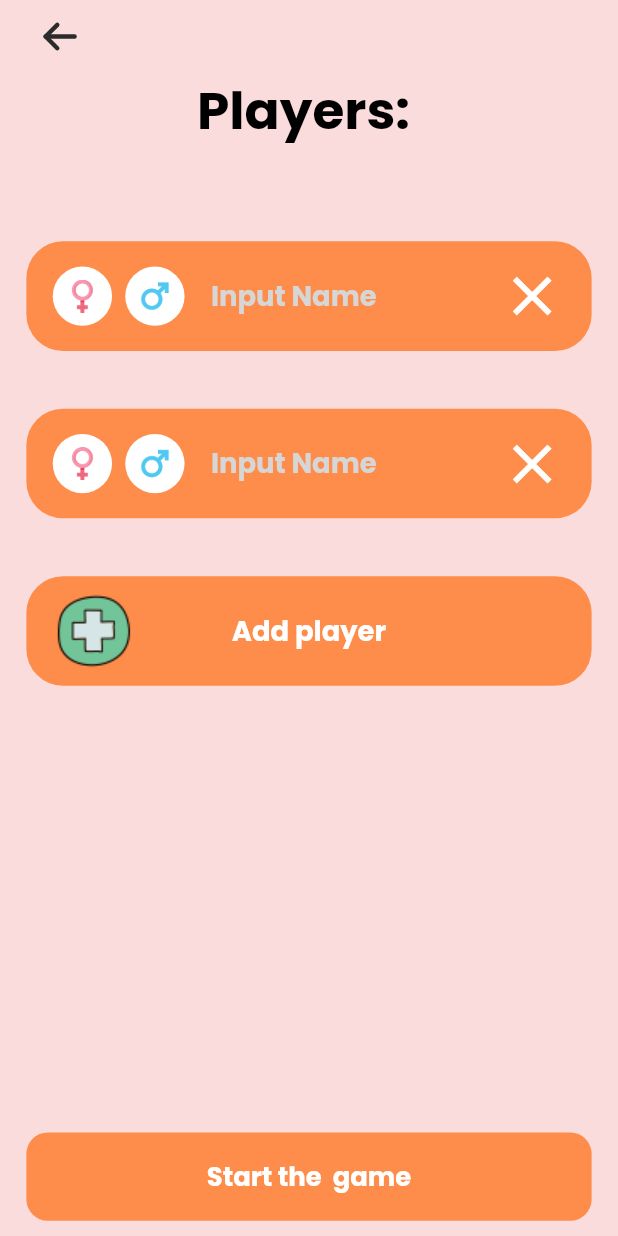
After one commit to quocphi-mobile-dev/cachcach-mobile-app, a Flutter app: the PlayerScreen screen opened by its route, on a phone screen of 412 x 824 dp. The commit adds this screen. Run offline on Flutter 3.47's test engine with Material 2 defaults, Android fonts, the phone set to English and light mode, and no system bars; our stand-ins replace auto_size_text, dio, firebase_core, firebase_crashlytics, firebase_messaging, flutter_local_notifications and 7 more; accounts and stored records are empty.

Commit message:
player screen

```diff
--- /dev/null
+++ b/lib/app/modules/play/player/player_screen.dart
@@ -0,0 +1,207 @@
+import 'package:cachcach/app/widgets/widget_common.dart';
+import 'package:cachcach/core/theme/colors.dart';
+import 'package:cachcach/core/theme/icons.dart';
+import 'package:cachcach/core/theme/images.dart';
+import 'package:cachcach/core/theme/text_styles.dart';
+import 'package:flutter/material.dart';
+import 'package:flutter_screenutil/flutter_screenutil.dart';
+import 'package:flutter_svg/flutter_svg.dart';
+import 'package:get/get.dart';
+
+class PlayerScreen extends StatelessWidget {
+  const PlayerScreen({super.key});
+
+  @override
+  Widget build(BuildContext context) {
+    return Scaffold(
+      backgroundColor: AppColors.bgColor,
+      body: SafeArea(
+        child: Column(
+          crossAxisAlignment: CrossAxisAlignment.start,
+          children: [
+            _buildTopBar(),
+            _buildTitle(),
+            space(h: 10.h),
+            Expanded(
+              child: ListView.separated(
+                padding: EdgeInsets.symmetric(horizontal: 16.w, vertical: 50.h),
+                itemBuilder: (context, index) {
+                  if (index == 2) {
+                    return _buildAddPlayer();
+                  }
+
+                  return _buildItemPlayer();
+                },
+                separatorBuilder: (context, index) {
+                  return space(h: 38.h);
+                },
+                itemCount: 3,
+              ),
+            ),
+            _buildButtonStartGame(),
+            space(h: 10.h),
+          ],
+        ),
+      ),
+    );
+  }
+
+  Widget _buildButtonStartGame() {
+    return Container(
+      width: double.infinity,
+      height: 58.h,
+      margin: EdgeInsets.symmetric(horizontal: 16.w),
+      alignment: Alignment.center,
+      decoration: BoxDecoration(
+        color: AppColors.crusta,
+        borderRadius: BorderRadius.circular(14.r),
+      ),
+      child: Text(
+        "Start the  game",
+        style: AppTextStyle.textStyleCommon.copyWith(
+          fontSize: 17.sp,
+          fontWeight: FontWeight.w600,
+          color: AppColors.white,
+        ),
+      ),
+    );
+  }
+
+  Widget _buildItemPlayer() {
+    return Container(
+      width: double.infinity,
+      height: 72.h,
+      padding: EdgeInsets.symmetric(horizontal: 16.w),
+      decoration: BoxDecoration(
+        color: AppColors.crusta,
+        borderRadius: BorderRadius.circular(24.r),
+      ),
+      child: Row(
+        children: [
+          Container(
+            width: 36.w,
+            height: 36.w,
+            padding: EdgeInsets.all(8.w),
+            decoration: BoxDecoration(
+              color: AppColors.white,
+              shape: BoxShape.circle,
+            ),
+            child: Image.asset(
+              AppImages.imgFemale,
+              width: 24.w,
+              height: 24.w,
+            ),
+          ),
+          space(w: 8.w),
+          Container(
+            width: 36.w,
+            height: 36.w,
+            padding: EdgeInsets.all(8.w),
+            decoration: BoxDecoration(
+              color: AppColors.white,
+              shape: BoxShape.circle,
+            ),
+            child: Image.asset(
+              AppImages.imgMale,
+              width: 24.w,
+              height: 24.w,
+            ),
+          ),
+          space(w: 16.w),
+          Expanded(
+            child: TextField(
+              controller: TextEditingController(),
+              style: AppTextStyle.textStyleCommon.copyWith(
+                fontSize: 18.sp,
+                fontWeight: FontWeight.w600,
+                color: AppColors.white,
+              ),
+              decoration: InputDecoration(
+                border: InputBorder.none,
+                enabledBorder: InputBorder.none,
+                errorBorder: InputBorder.none,
+                focusedBorder: InputBorder.none,
+                hintText: "Input Name",
+                hintStyle: AppTextStyle.textStyleCommon.copyWith(
+                  fontSize: 18.sp,
+                  fontWeight: FontWeight.w600,
+                  color: AppColors.grey350,
+                ),
+              ),
+            ),
+          ),
+          Icon(
+            Icons.close,
+            color: AppColors.white,
+            size: 40.w,
+          ),
+        ],
+      ),
+    );
+  }
+
+  Widget _buildAddPlayer() {
+    return Container(
+      width: double.infinity,
+      height: 72.h,
+      padding: EdgeInsets.symmetric(horizontal: 16.w),
+      decoration: BoxDecoration(
+        color: AppColors.crusta,
+        borderRadius: BorderRadius.circular(24.r),
+      ),
+      child: Stack(
+        children: [
+          Align(
+            alignment: Alignment.centerLeft,
+            child: Image.asset(
+              AppImages.imgPlus,
+              width: 50.w,
+              height: 50.w,
+            ),
+          ),
+          Align(
+            alignment: Alignment.center,
+            child: Text(
+              "Add player",
+              style: AppTextStyle.textStyleCommon.copyWith(
+                fontSize: 18.sp,
+                fontWeight: FontWeight.w600,
+                color: AppColors.white,
+              ),
+            ),
+          )
+        ],
+      ),
+    );
+  }
+
+  Widget _buildTitle() {
+    return Container(
+      alignment: Alignment.center,
+      child: Text(
+        "Players: ",
+        style: AppTextStyle.textStyleCommon.copyWith(
+          fontSize: 34.sp,
+          fontWeight: FontWeight.w600,
+          color: AppColors.black,
+        ),
+      ),
+    );
+  }
+
+  Widget _buildTopBar() {
+    return Padding(
+      padding: const EdgeInsets.symmetric(horizontal: 16),
+      child: IconButton(
+        icon: SvgPicture.asset(
+          AppIcons.icArrowLeft,
+          width: 32.w,
+          height: 32.h,
+        ),
+        onPressed: () {
+          Get.back();
+        },
+      ),
+    );
+  }
+}
--- a/lib/app/modules/play/select_mode/controller/select_mode_controller.dart
+++ b/lib/app/modules/play/select_mode/controller/select_mode_controller.dart
@@ -1,6 +1,7 @@
 import 'package:cachcach/app/modules/play/select_mode/card/select_mode_card.dart';
 import 'package:cachcach/app/modules/play/select_mode/model/mode.dart';
 import 'package:cachcach/app/modules/play/select_mode/model/select_mode_model.dart';
+import 'package:cachcach/routes/routes.dart';
 import 'package:get/get.dart';
 
 class SelectModeController extends GetxController {
@@ -22,7 +23,7 @@ class SelectModeController extends GetxController {
           guideText: mode.getGuideText(),
           showIconMovie: mode.isLock(),
           onPlay: () {
-
+            Get.toNamed(RouteName.player);
           },
         ),
       );
--- a/lib/core/theme/colors.dart
+++ b/lib/core/theme/colors.dart
@@ -136,4 +136,7 @@ class AppColors {
 
   /// #FB724C
   static const coral = Color(0xffFB724C);
+
+  /// #FE8D4B
+  static const crusta = Color(0xffFE8D4B);
 }
--- a/lib/core/theme/images.dart
+++ b/lib/core/theme/images.dart
@@ -6,4 +6,7 @@ class AppImages {
   static const imgSettings = "assets/images/img_settings.png";
   static const imgClassic = "assets/images/img_classic.png";
   static const imgMoviePlay = "assets/images/img_movie_play.png";
+  static const imgFemale = "assets/images/img_female.png";
+  static const imgMale = "assets/images/img_male.png";
+  static const imgPlus = "assets/images/img_plus.png";
 }
--- a/lib/routes/routes.dart
+++ b/lib/routes/routes.dart
@@ -2,6 +2,7 @@ import 'package:cachcach/app/modules/auth/login/login_screen.dart';
 import 'package:cachcach/app/modules/auth/signup/sign_up_screen.dart';
 import 'package:cachcach/app/modules/bottom_bar/home_screen.dart';
 import 'package:cachcach/app/modules/play/play_screen.dart';
+import 'package:cachcach/app/modules/play/player/player_screen.dart';
 import 'package:cachcach/app/modules/play/select_mode/select_mode_screen.dart';
 import 'package:cachcach/app/modules/splash/splash_screen.dart';
 import 'package:flutter/material.dart';
@@ -15,6 +16,7 @@ class RouteName {
   static const String home = "/home";
   static const String play = "/play";
   static const String selectMode = "/select-mode";
+  static const String player = "/player";
 
   static const String privacyPolicy = "/privacy-policy";
   static const String welcome = '/welcome';
@@ -28,7 +30,8 @@ class AppRoutes {
     RouteName.signUp: () => const SignUpScreen(),
     RouteName.home: () => const HomeScreen(),
     RouteName.play: () => const PlayScreen(),
-    RouteName.selectMode: () => SelectModeScreen(),
+    RouteName.selectMode: () => const SelectModeScreen(),
+    RouteName.player: () => const PlayerScreen(),
   };
 
   static final bindings = <String, List<Bindings> Function()>{};
```
Also changed, not shown: assets/images/img_female.png (added), assets/images/img_male.png (added), assets/images/img_plus.png (added).
